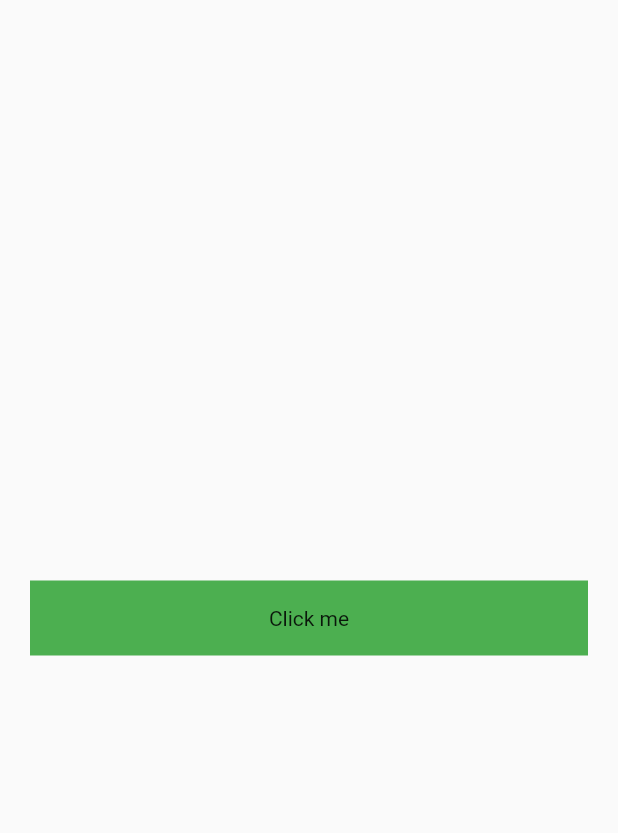
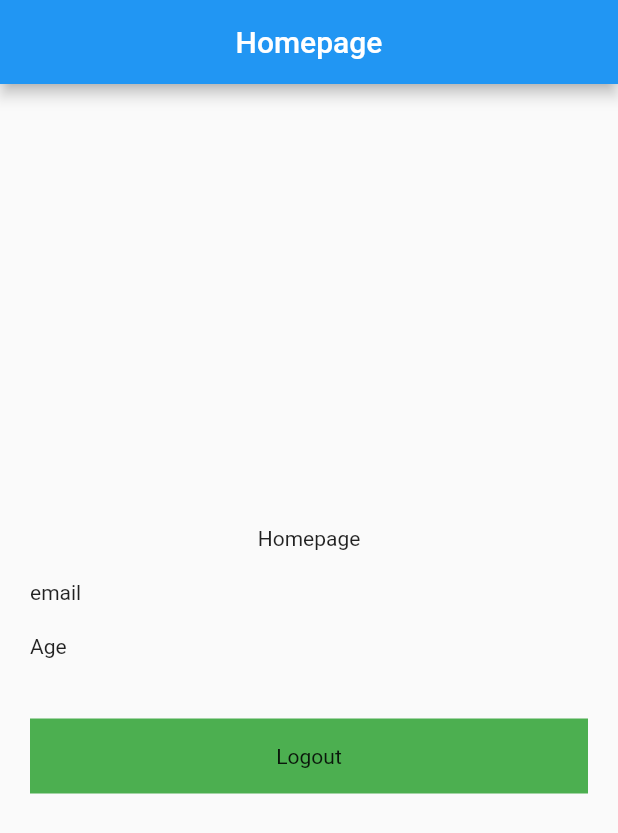
Before and after one commit to LUKHI97/Bootcamp_project, a Flutter app: the screen it shows after launch, after a tap on "Click me", on a phone screen of 412 x 824 dp. Shown: the top 833 px of the screen. Run offline on Flutter 3.47's test engine with Material 2 defaults, Android fonts, the phone set to English and light mode, and no system bars; our stand-ins replace shared_preferences; network calls fail.

Commit message:
branch complite

```diff
--- /dev/null
+++ b/lib/Homepage.dart
@@ -0,0 +1,92 @@
+import 'package:bootcamp_project/Login%20Screen.dart';
+import 'package:flutter/material.dart';
+import 'package:shared_preferences/shared_preferences.dart';
+
+class HomePage extends StatefulWidget {
+  const HomePage({super.key});
+
+  @override
+  State<HomePage> createState() => _HomePageState();
+}
+
+class _HomePageState extends State<HomePage> {
+  String email = '', age = '';
+
+  @override
+  void initState() {
+    // TODO: implement initState
+    super.initState();
+    lodeData();
+  }
+
+  lodeData() async {
+    SharedPreferences sp = await SharedPreferences.getInstance();
+    email = sp.getString('email') ?? '';
+    age = sp.getString('age') ?? '';
+    setState(() {});
+  }
+
+  @override
+  Widget build(BuildContext context) {
+    return Scaffold(
+      appBar: AppBar(
+        automaticallyImplyLeading: false,
+        title: Text('Homepage'),
+        centerTitle: true,
+      ),
+      body: Center(
+        child: Padding(
+          padding: const EdgeInsets.all(20.0),
+          child: Column(
+            mainAxisAlignment: MainAxisAlignment.center,
+            crossAxisAlignment: CrossAxisAlignment.center,
+            children: [
+              Text('Homepage'),
+              SizedBox(
+                height: 20,
+              ),
+              Row(
+                mainAxisAlignment: MainAxisAlignment.spaceBetween,
+                children: [
+                  Text('email'),
+                  Text(email.toString()),
+                ],
+              ),
+              SizedBox(
+                height: 20,
+              ),
+              Row(
+                mainAxisAlignment: MainAxisAlignment.spaceBetween,
+                children: [
+                  Text('Age'),
+                  Text(age.toString()),
+                ],
+              ),
+              SizedBox(
+                height: 40,
+              ),
+              InkWell(
+                onTap: (() async {
+                  SharedPreferences sp = await SharedPreferences.getInstance();
+
+                  sp.clear();
+
+                  Navigator.push(context,
+                      MaterialPageRoute(builder: (context) => LoginScreen()));
+                }),
+                child: Container(
+                  height: 50,
+                  width: double.infinity,
+                  color: Colors.green,
+                  child: Center(
+                    child: Text('Logout'),
+                  ),
+                ),
+              )
+            ],
+          ),
+        ),
+      ),
+    );
+  }
+}
--- a/lib/Login Screen.dart
+++ b/lib/Login Screen.dart
@@ -1,4 +1,6 @@
+import 'package:bootcamp_project/Homepage.dart';
 import 'package:flutter/material.dart';
+import 'package:shared_preferences/shared_preferences.dart';
 
 class LoginScreen extends StatefulWidget {
   const LoginScreen({super.key});
@@ -8,18 +10,56 @@ class LoginScreen extends StatefulWidget {
 }
 
 class _LoginScreenState extends State<LoginScreen> {
+  final formData = GlobalKey<FormState>();
+  final emailController = TextEditingController();
+  final passwordContoller = TextEditingController();
+  final ageContoller = TextEditingController();
+
   @override
   Widget build(BuildContext context) {
     return Scaffold(
+      appBar: AppBar(
+        automaticallyImplyLeading: false,
+        title: Text('Login'),
+        centerTitle: true,
+      ),
       body: Padding(
         padding: const EdgeInsets.all(20.0),
         child: Column(
           mainAxisAlignment: MainAxisAlignment.center,
           crossAxisAlignment: CrossAxisAlignment.center,
           children: [
+            TextFormField(
+              controller: emailController,
+              decoration: InputDecoration(hintText: 'Email'),
+            ),
+            SizedBox(
+              height: 20,
+            ),
+            TextFormField(
+              controller: ageContoller,
+              keyboardType: TextInputType.number,
+              decoration: InputDecoration(hintText: 'Age'),
+            ),
+            SizedBox(
+              height: 20,
+            ),
+            TextFormField(
+              controller: passwordContoller,
+              decoration: InputDecoration(hintText: 'Password'),
+            ),
+            SizedBox(
+              height: 40,
+            ),
             InkWell(
-              onTap: (() {
-                print('tap');
+              onTap: (() async {
+                SharedPreferences sp = await SharedPreferences.getInstance();
+                sp.setString('email', emailController.text.toString());
+                sp.setString('age', ageContoller.text.toString());
+                sp.setBool('isLogin', true);
+                sp.reload();
+                Navigator.push(context,
+                    MaterialPageRoute(builder: (context) => HomePage()));
               }),
               child: Container(
                 height: 50,
--- a/lib/Splash Screen.dart
+++ b/lib/Splash Screen.dart
@@ -1,7 +1,9 @@
 import 'dart:async';
 
+import 'package:bootcamp_project/Homepage.dart';
 import 'package:bootcamp_project/Login%20Screen.dart';
 import 'package:flutter/material.dart';
+import 'package:shared_preferences/shared_preferences.dart';
 
 class SpalshScreen extends StatefulWidget {
   const SpalshScreen({super.key});
@@ -15,10 +17,24 @@ class _SpalshScreenState extends State<SpalshScreen> {
   void initState() {
     super.initState();
 
-    Timer(Duration(seconds: 3), () {
-      Navigator.push(
-          context, MaterialPageRoute(builder: (context) => LoginScreen()));
-    });
+    isLogin();
+  }
+
+  void isLogin() async {
+    SharedPreferences sp = await SharedPreferences.getInstance();
+    bool isLogin = sp.getBool('isLogin') ?? false;
+
+    if (isLogin) {
+      Timer(Duration(seconds: 3), () {
+        Navigator.push(
+            context, MaterialPageRoute(builder: (context) => HomePage()));
+      });
+    } else {
+      Timer(Duration(seconds: 3), () {
+        Navigator.push(
+            context, MaterialPageRoute(builder: (context) => LoginScreen()));
+      });
+    }
   }
 
   @override
--- a/pubspec.yaml
+++ b/pubspec.yaml
@@ -37,6 +37,7 @@ dependencies:
   # Use with the CupertinoIcons class for iOS style icons.
   cupertino_icons: ^1.0.2
   math_expressions: ^2.3.1
+  shared_preferences: ^2.0.15
 
 dev_dependencies:
   flutter_test:
```
Also changed, not shown: pubspec.lock, 2 other files.
